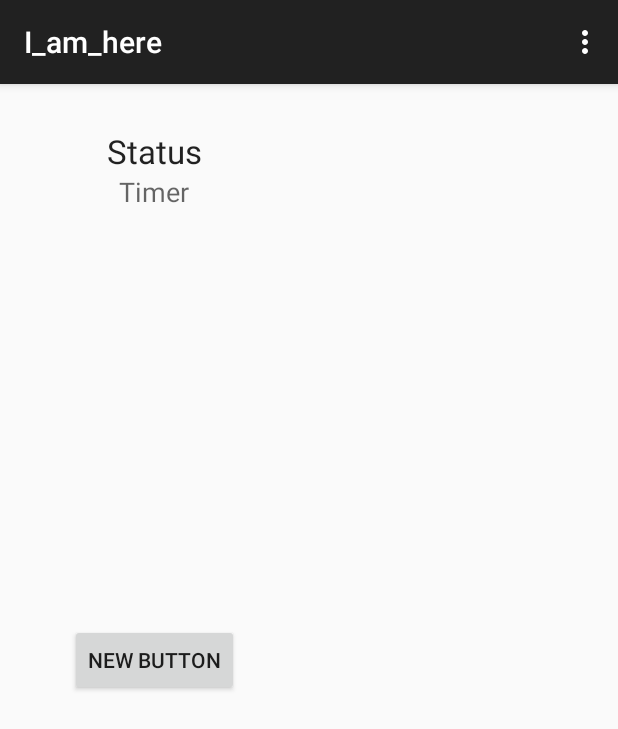
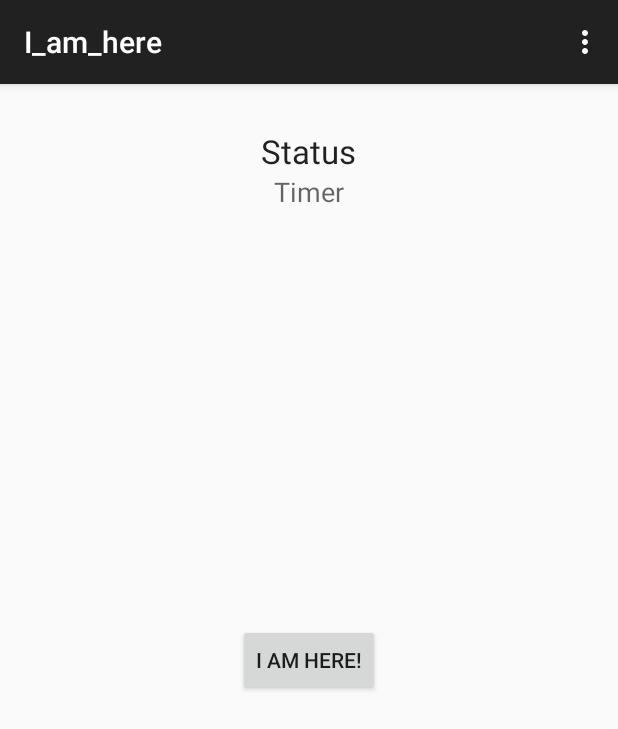
Before and after one commit to Nexen23/I_am_here, an Android app: the screen it shows after launch (ImhereActivity), on a phone screen of 412 x 824 dp. Shown: the top 729 px of the screen. Run offline under Robolectric (Android 15) with nearby library versions, the phone set to English and light mode, and no system bars; libraries missing offline, so code that uses them is left out: com.parse; 5 statements that could not run were skipped.

```diff
--- a/app/src/main/java/alex/imhere/activity/ImhereActivity.java
+++ b/app/src/main/java/alex/imhere/activity/ImhereActivity.java
@@ -59,7 +59,6 @@ public class ImhereActivity extends AppCompatActivity
 	public void onImhereClick() {
 		if (model.isCurrentSessionAlive()) {
 			model.cancelCurrentSession();
-
 		}
 		else {
 			try {
--- a/app/src/main/java/alex/imhere/activity/model/AbstractModel.java
+++ b/app/src/main/java/alex/imhere/activity/model/AbstractModel.java
@@ -1,4 +1,6 @@
 package alex.imhere.activity.model;
+
+import android.support.annotation.NonNull;
 
 import java.util.ArrayList;
 
@@ -7,7 +9,7 @@ import alex.imhere.fragment.view.AbstractView;
 abstract public class AbstractModel {
 	ArrayList<AbstractView> listeners = new ArrayList<>();
 
-	public void addEventListener(AbstractView view) {
+	public void addEventListener(@NonNull AbstractView view) {
 		listeners.add(view);
 	}
 
--- a/app/src/main/java/alex/imhere/activity/model/ImhereModel.java
+++ b/app/src/main/java/alex/imhere/activity/model/ImhereModel.java
@@ -1,4 +1,6 @@
 package alex.imhere.activity.model;
+
+import android.support.annotation.NonNull;
 
 import com.parse.ParseException;
 
@@ -20,7 +22,7 @@ public class ImhereModel extends AbstractModel {
 	ArrayList<Session> onlineUsers = new ArrayList<>();
 	DateTime now = new DateTime();
 
-	public ImhereModel(String udid) {
+	public ImhereModel(@NonNull String udid) {
 		this.udid = udid;
 	}
 
@@ -45,14 +47,15 @@ public class ImhereModel extends AbstractModel {
 		//TODO: log exception
 		currentSession = api.login(udid);
 		notifyDataChanged();
+
 		return currentSession;
 	}
 
 	public void cancelCurrentSession() {
 		if (currentSession != null) {
 			api.logout(currentSession);
+			currentSession = null;
 			notifyDataChanged();
 		}
-		currentSession = null;
 	}
 }
--- a/app/src/main/java/alex/imhere/fragment/UsersFragment.java
+++ b/app/src/main/java/alex/imhere/fragment/UsersFragment.java
@@ -36,11 +36,11 @@ public class UsersFragment extends ListFragment implements AbstractView {
 	public void onCreate(Bundle savedInstanceState) {
 		super.onCreate(savedInstanceState);
 
+		users.add(new Session());
 		usersAdapter = new UsersAdapter(getActivity(), R.layout.item_user, users);
 		setListAdapter(usersAdapter);
 		//setRetainInstance(true);
 	}
-
 
 	@Override
 	public void onAttach(Activity activity) {
@@ -52,7 +52,8 @@ public class UsersFragment extends ListFragment implements AbstractView {
 	public void onDataUpdate(AbstractModel abstractModel) {
 		ImhereModel model = (ImhereModel) abstractModel;
 		try {
-			users = model.getOnlineUsers();
+			users.clear();
+			users.addAll( model.getOnlineUsers() );
 			usersAdapter.notifyDataSetChanged();
 		} catch (ParseException e) {
 			// TODO: handle exception
--- a/app/src/main/java/alex/imhere/layer/server/ServerAPI.java
+++ b/app/src/main/java/alex/imhere/layer/server/ServerAPI.java
@@ -87,16 +87,4 @@ public class ServerAPI {
 		result.put("udid", udid);
 		return result;
 	}
-
-	/*private Map<String, String> wrapJsonWithMap(String json)
-	{
-		Map<String, String> jsonMapWrapper = new HashMap<>();
-		jsonMapWrapper.put("data", json);
-		return jsonMapWrapper;
-	}
-
-	private String unwrapJsonWithMap(Map<String, String> jsonMapWrapper)
-	{
-		return (String) jsonMapWrapper.get("data");
-	}*/
 }
--- a/app/src/main/res/layout/activity_main.xml
+++ b/app/src/main/res/layout/activity_main.xml
@@ -5,7 +5,7 @@
               android:baselineAligned="false"
               android:orientation="horizontal" >
 
-    <fragment xmlns:android="http://schemas.android.com/apk/res/android"
+   <fragment xmlns:android="http://schemas.android.com/apk/res/android"
               xmlns:tools="http://schemas.android.com/tools"
               android:id="@+id/fragment_imhere"
               android:name="alex.imhere.fragment.StatusFragment"
@@ -14,13 +14,11 @@
               android:layout_height="match_parent"
               android:layout_weight="1"/>
 
-    <fragment xmlns:android="http://schemas.android.com/apk/res/android"
-              xmlns:tools="http://schemas.android.com/tools"
-              android:id="@+id/fragment_users_list"
+    <!-- <fragment android:id="@+id/fragment_users_list"
               android:name="alex.imhere.fragment.UsersFragment"
               tools:layout="@layout/fragment_users"
-              android:layout_width="match_parent"
+              android:layout_width="0dp"
               android:layout_height="match_parent"
-              android:layout_weight="1"/>
+              android:layout_weight="1"/> -->
 
 </LinearLayout>
--- a/app/src/main/res/layout/fragment_status.xml
+++ b/app/src/main/res/layout/fragment_status.xml
@@ -7,7 +7,7 @@
     <Button
         android:layout_width="wrap_content"
         android:layout_height="wrap_content"
-        android:text="New Button"
+        android:text="I am here!"
         android:id="@+id/b_imhere"
         android:layout_gravity="center"
         android:clickable="true"
```
Also changed, not shown: app/src/main/AndroidManifest.xml (+0 -37 lines).
